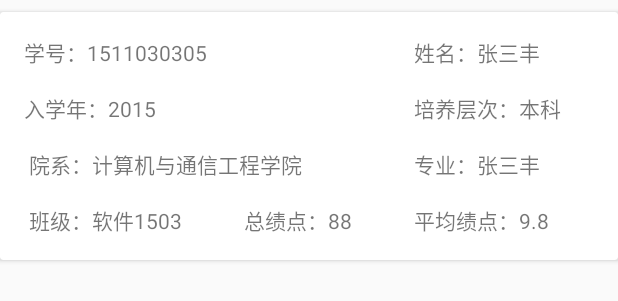
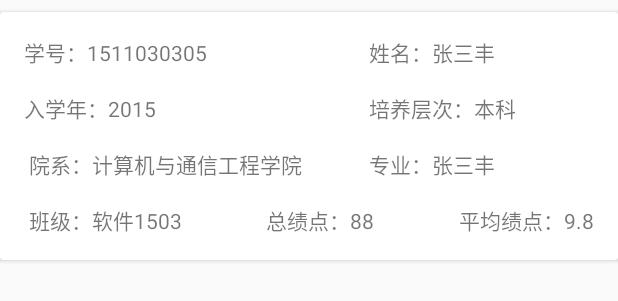
Before and after one commit to Chengshijian/SearchPlus, an Android app: the layout card_grade_list_info_item.xml on its own in the app's theme, with its tools: preview values and no code run, on a phone screen of 412 x 824 dp. Shown: the top 301 px of the screen. Run offline under Robolectric (Android 15) with nearby library versions, the phone set to English and light mode, and no system bars.

Commit message:
软件截图

```diff
--- a/app/src/main/res/layout/card_grade_list_info_item.xml
+++ b/app/src/main/res/layout/card_grade_list_info_item.xml
@@ -39,7 +39,7 @@
             </LinearLayout>
 
             <LinearLayout
-                android:layout_width="120dp"
+                android:layout_width="150dp"
                 android:layout_height="wrap_content"
                 android:gravity="left"
                 android:orientation="horizontal">
@@ -85,7 +85,7 @@
             </LinearLayout>
 
             <LinearLayout
-                android:layout_width="120dp"
+                android:layout_width="150dp"
                 android:layout_height="wrap_content"
                 android:gravity="left"
                 android:orientation="horizontal">
@@ -132,7 +132,7 @@
             </LinearLayout>
 
             <LinearLayout
-                android:layout_width="120dp"
+                android:layout_width="150dp"
                 android:layout_height="wrap_content"
                 android:gravity="left"
                 android:orientation="horizontal">
@@ -197,7 +197,7 @@
             </LinearLayout>
 
             <LinearLayout
-                android:layout_width="120dp"
+                android:layout_width="wrap_content"
                 android:layout_height="wrap_content"
                 android:gravity="left"
                 android:orientation="horizontal">
```
Also changed, not shown: 1 other file.
